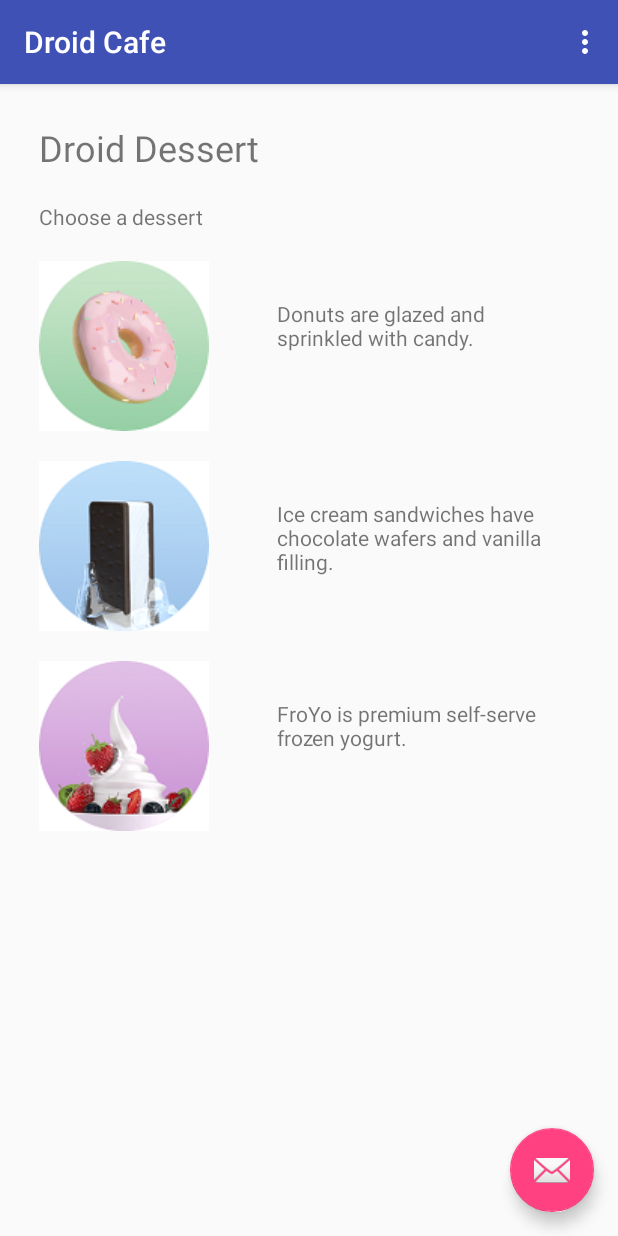
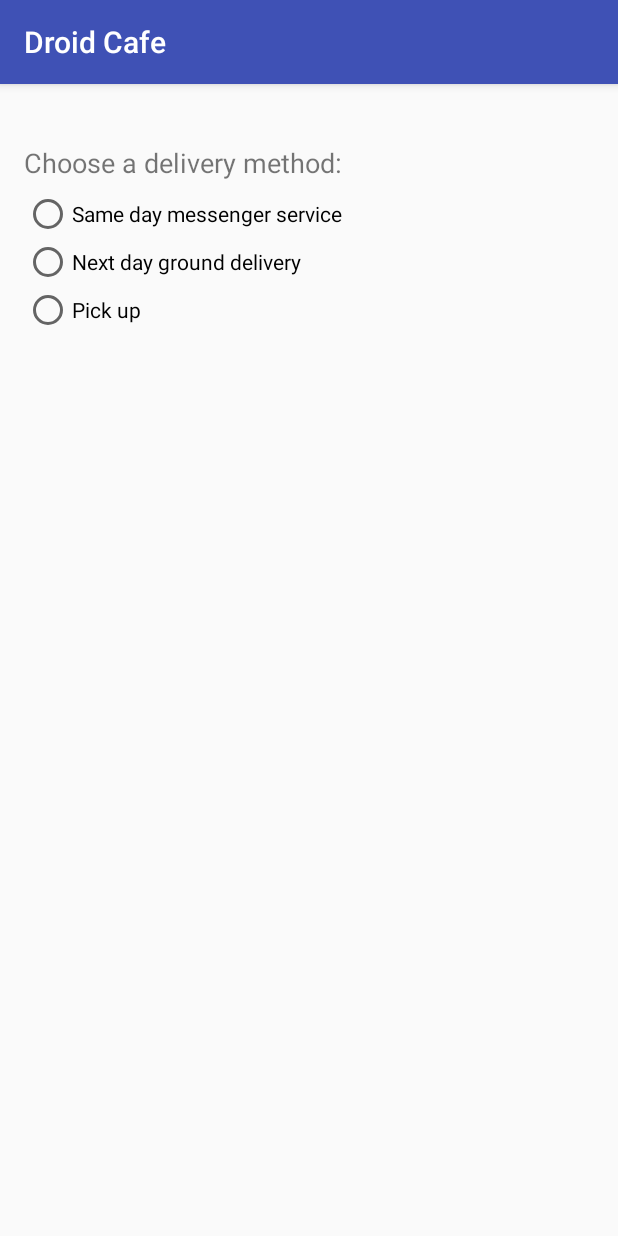
Before and after one commit to Rheza001/DroidCafe, an Android app: the screen it shows after launch (MainActivity before the commit, OrderActivity after it), after a tap on "Donuts are glazed and sprinkled with can", on a phone screen of 412 x 824 dp. Run offline under Robolectric (Android 15) with nearby library versions, the phone set to English and light mode, and no system bars.

Commit message:
Added Radio Button Functionality

```diff
--- a/app/src/main/java/com/example/android/droidcafe/MainActivity.java
+++ b/app/src/main/java/com/example/android/droidcafe/MainActivity.java
@@ -1,5 +1,6 @@
 package com.example.android.droidcafe;
 
+import android.content.Intent;
 import android.os.Bundle;
 import android.support.design.widget.FloatingActionButton;
 import android.support.design.widget.Snackbar;
@@ -63,6 +64,8 @@ public class MainActivity extends AppCompatActivity {
 
   public void showFoodOrder(String message){
     displayToast(message);
+    Intent intent = new Intent(this, OrderActivity.class);
+    startActivity(intent);
   }
 
   /**
--- /dev/null
+++ b/app/src/main/res/layout/activity_order.xml
@@ -0,0 +1,50 @@
+<?xml version="1.0" encoding="utf-8"?>
+<RelativeLayout xmlns:android="http://schemas.android.com/apk/res/android"
+    xmlns:app="http://schemas.android.com/apk/res-auto"
+    xmlns:tools="http://schemas.android.com/tools"
+    android:layout_width="match_parent"
+    android:layout_height="match_parent"
+    android:paddingBottom="@dimen/activity_vertical_main"
+    android:paddingLeft="@dimen/activity_horizontal_main"
+    android:paddingRight="@dimen/activity_horizontal_main"
+    android:paddingTop="@dimen/activity_vertical_main"
+    tools:context="com.example.android.droidcafe.OrderActivity">
+
+    <TextView
+        android:id="@+id/order_intro_text"
+        android:layout_width="match_parent"
+        android:layout_height="wrap_content"
+        android:layout_marginBottom="@dimen/text_margin_bottom"
+        android:layout_marginTop="@dimen/text_margin_top"
+        android:text="@string/choose_delivery_method"
+        android:textSize="@dimen/intro_text_size" />
+
+    <RadioGroup
+        android:layout_width="match_parent"
+        android:layout_height="wrap_content"
+        android:layout_below="@id/order_intro_text"
+        android:orientation="vertical">
+
+        <RadioButton
+            android:id="@+id/sameday"
+            android:layout_width="wrap_content"
+            android:layout_height="wrap_content"
+            android:onClick="onRadioButtonClicked"
+            android:text="@string/same_day_messenger_service" />
+
+        <RadioButton
+            android:id="@+id/nextday"
+            android:layout_width="wrap_content"
+            android:layout_height="wrap_content"
+            android:onClick="onRadioButtonClicked"
+            android:text="@string/next_day_ground_delivery" />
+
+        <RadioButton
+            android:id="@+id/pickup"
+            android:layout_width="wrap_content"
+            android:layout_height="wrap_content"
+            android:onClick="onRadioButtonClicked"
+            android:text="@string/pick_up" />
+    </RadioGroup>
+
+</RelativeLayout>
--- a/app/src/main/res/values/dimens.xml
+++ b/app/src/main/res/values/dimens.xml
@@ -5,4 +5,7 @@
     <dimen name="padding_regular">10dp</dimen>
     <dimen name="text_heading">24sp</dimen>
     <dimen name="padding_wide">35dp</dimen>
+    <dimen name="text_margin_top">24dp</dimen>
+    <dimen name="text_margin_bottom">6dp</dimen>
+    <dimen name="intro_text_size">18sp</dimen>
 </resources>
--- a/app/src/main/res/values/strings.xml
+++ b/app/src/main/res/values/strings.xml
@@ -9,4 +9,10 @@
     <string name="donut_order_message">You ordered a donut.</string>
     <string name="ice_cream_order_message">You ordered an ice cream sandwich.</string>
     <string name="froyo_order_message">You ordered a FroYo.</string>
+    <string name="choose_delivery_method">Choose a delivery method:</string>
+    <string name="same_day_messenger_service">Same day messenger service</string>
+    <string name="next_day_ground_delivery">Next day ground delivery</string>
+    <string name="pick_up">Pick up</string>
+    <string name="chosen">Chosen: </string>
+    <string name="nothing_clicked">onRadioButtonClicked: Nothing clicked. </string>
 </resources>
```
Also changed, not shown: app/src/main/AndroidManifest.xml (+7 -0 lines), app/src/main/java/com/example/android/droidcafe/OrderActivity.java (added, +49 -0 lines).
